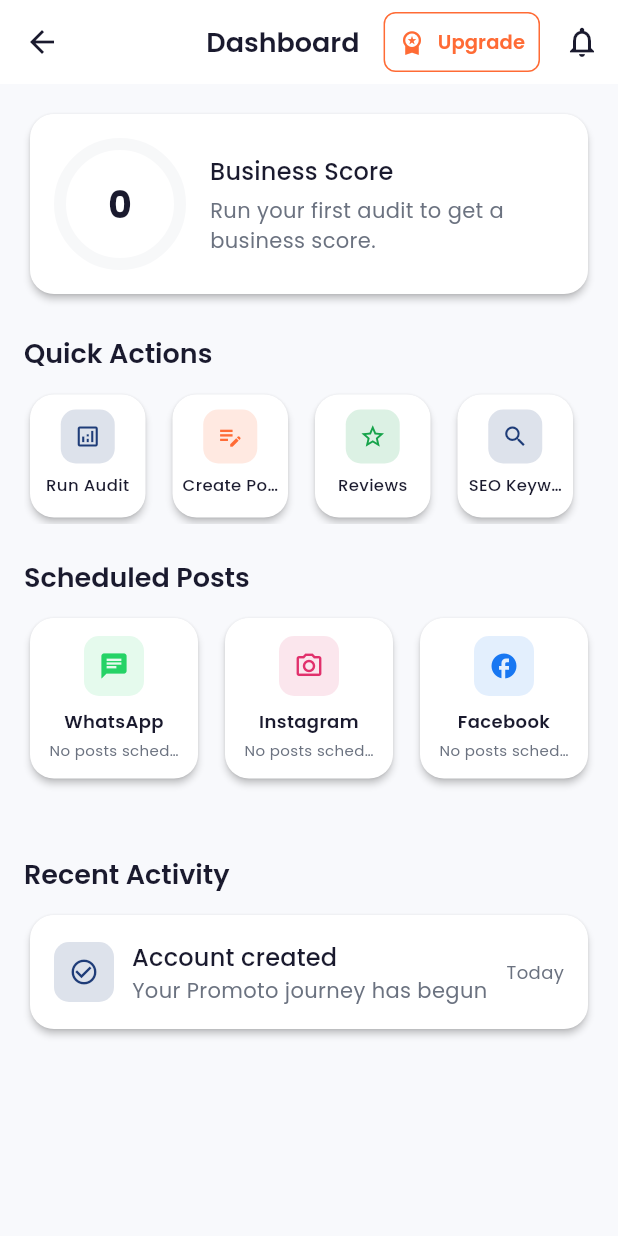
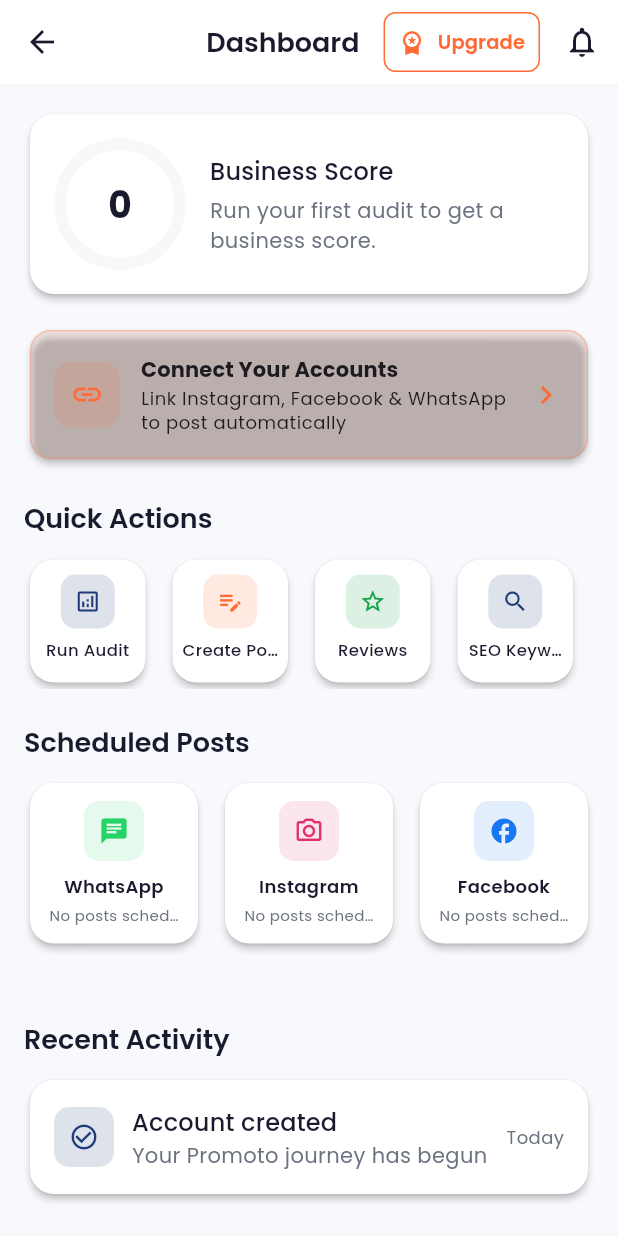
Before and after one commit to optimus-prime-01/promoto-app, a Flutter app: the DashboardScreen screen opened directly, on a phone screen of 412 x 824 dp. Run offline on Flutter 3.47's test engine with Material 3 defaults, Android fonts, the phone set to English and light mode, and no system bars; our stand-ins replace cached_network_image, connectivity_plus, dio, firebase_auth, firebase_core, flutter_riverpod and 9 more; missing offline and left inert: razorpay_flutter; accounts and stored records are empty; network calls fail.

Commit message:
feat: add Connect Accounts card on dashboard

```diff
--- a/lib/screens/dashboard/dashboard_screen.dart
+++ b/lib/screens/dashboard/dashboard_screen.dart
@@ -80,6 +80,8 @@ class _DashboardScreenState extends ConsumerState<DashboardScreen> {
                   crossAxisAlignment: CrossAxisAlignment.start,
                   children: [
                     _buildScoreCard(context, businessState),
+                    const SizedBox(height: 16),
+                    _buildConnectAccountsCard(context),
                     const SizedBox(height: 24),
                     Text(
                       'Quick Actions',
@@ -107,6 +109,65 @@ class _DashboardScreenState extends ConsumerState<DashboardScreen> {
                 ),
               ),
             ),
+    );
+  }
+
+  Widget _buildConnectAccountsCard(BuildContext context) {
+    return Card(
+      color: AppColors.orange.withValues(alpha: 0.08),
+      shape: RoundedRectangleBorder(
+        borderRadius: BorderRadius.circular(14),
+        side: BorderSide(
+          color: AppColors.orange.withValues(alpha: 0.3),
+        ),
+      ),
+      child: InkWell(
+        onTap: () => context.push(AppRoutes.socialAccounts),
+        borderRadius: BorderRadius.circular(14),
+        child: Padding(
+          padding: const EdgeInsets.all(16),
+          child: Row(
+            children: [
+              Container(
+                width: 44,
+                height: 44,
+                decoration: BoxDecoration(
+                  color: AppColors.orange.withValues(alpha: 0.15),
+                  borderRadius: BorderRadius.circular(12),
+                ),
+                child: const Icon(
+                  Icons.link,
+                  color: AppColors.orange,
+                  size: 22,
+                ),
+              ),
+              const SizedBox(width: 14),
+              Expanded(
+                child: Column(
+                  crossAxisAlignment: CrossAxisAlignment.start,
+                  children: [
+                    Text(
+                      'Connect Your Accounts',
+                      style: Theme.of(context).textTheme.titleSmall?.copyWith(
+                            fontWeight: FontWeight.w700,
+                          ),
+                    ),
+                    const SizedBox(height: 2),
+                    Text(
+                      'Link Instagram, Facebook & WhatsApp to post automatically',
+                      style: Theme.of(context).textTheme.bodySmall,
+                    ),
+                  ],
+                ),
+              ),
+              const Icon(
+                Icons.chevron_right,
+                color: AppColors.orange,
+              ),
+            ],
+          ),
+        ),
+      ),
     );
   }
 
```
